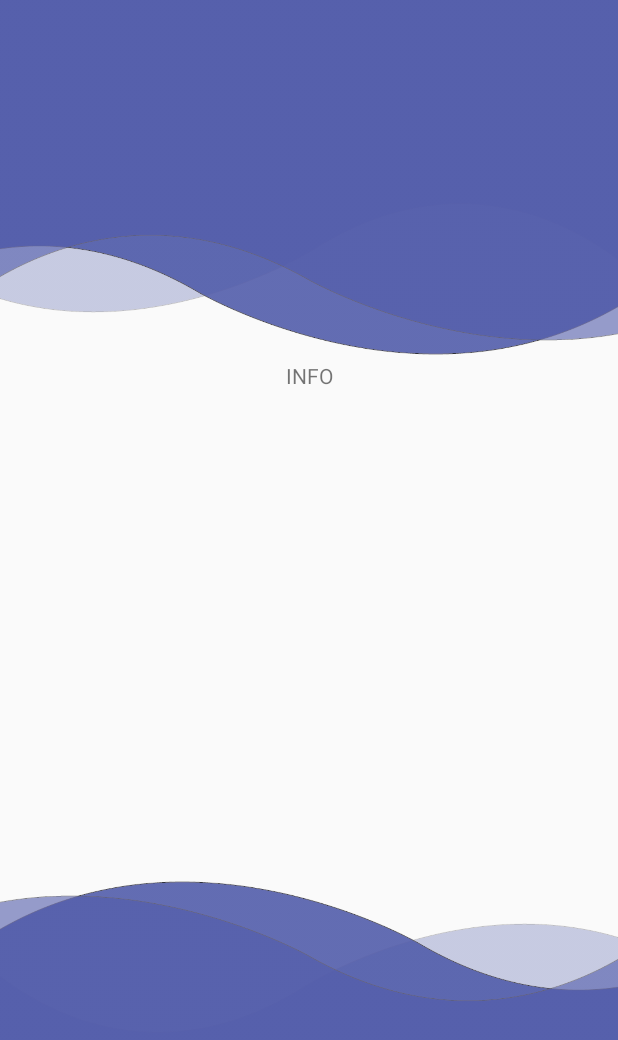
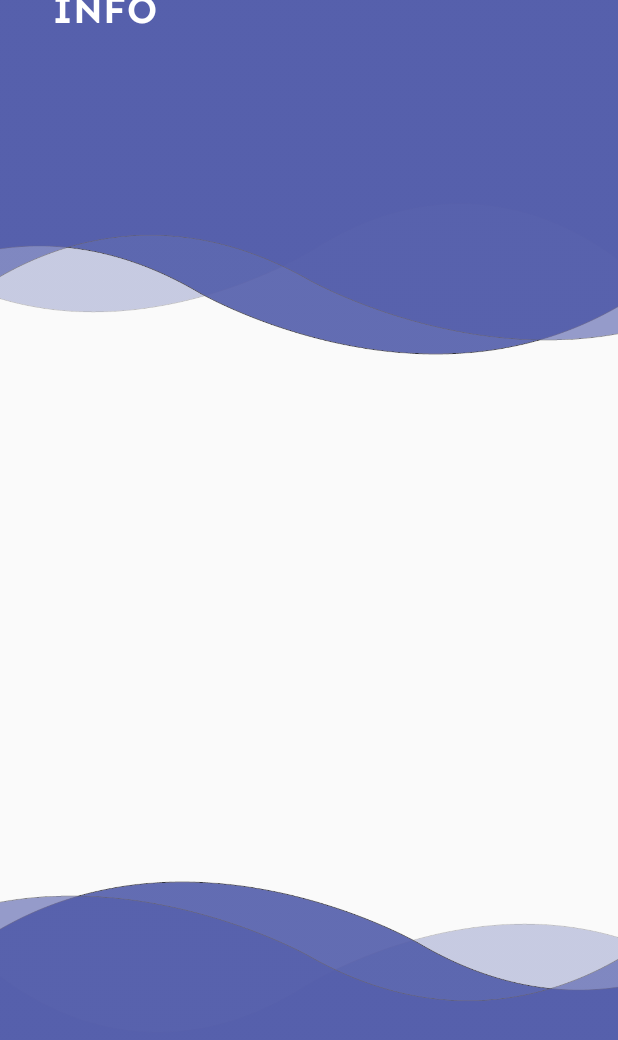
Before and after one commit to zeshannaveed568/CoughDetectionSystem, an Android app: the PatientInfoActivity screen opened directly, with no data from a screen before it, on a phone screen of 412 x 824 dp. Shown: the top 1040 px of the screen. Run offline under Robolectric (Android 15) with nearby library versions, the phone set to English and light mode, and no system bars.

Commit message:
Cough Dectection App

```diff
--- a/app/build.gradle
+++ b/app/build.gradle
@@ -40,6 +40,7 @@ dependencies {
     implementation 'com.google.android.material:material:1.6.1'
     implementation 'androidx.appcompat:appcompat:1.5.1'
     implementation 'androidx.constraintlayout:constraintlayout:2.1.4'
+    implementation 'com.google.firebase:firebase-common-ktx:20.2.0'
     testImplementation 'junit:junit:4.13.2'
     androidTestImplementation 'com.android.support.test:runner:1.0.2'
     androidTestImplementation 'com.android.support.test.espresso:espresso-core:3.0.2'
--- a/app/src/main/res/layout/activity_patient_info.xml
+++ b/app/src/main/res/layout/activity_patient_info.xml
@@ -21,20 +21,12 @@
 
 
     <androidx.constraintlayout.widget.ConstraintLayout
+        android:id="@+id/constraintLayout2"
         android:layout_width="match_parent"
         android:layout_height="500dp"
         app:layout_constraintEnd_toEndOf="parent"
         app:layout_constraintStart_toStartOf="parent"
         tools:layout_editor_absoluteY="202dp">
-
-        <TextView
-            android:layout_width="wrap_content"
-            android:layout_height="wrap_content"
-            android:text="INFO"
-            app:layout_constraintBottom_toBottomOf="parent"
-            app:layout_constraintEnd_toEndOf="parent"
-            app:layout_constraintStart_toStartOf="parent"
-            app:layout_constraintTop_toTopOf="parent" />
 
 
     </androidx.constraintlayout.widget.ConstraintLayout>
@@ -54,5 +46,20 @@
         app:layout_constraintVertical_bias="1.0"
         tools:ignore="MissingConstraints" />
 
+    <TextView
+        android:layout_width="wrap_content"
+        android:layout_height="wrap_content"
+        android:fontFamily="@font/senbold"
+        android:text="INFO"
+        android:textColor="@color/white"
+        android:textSize="26dp"
+        android:textStyle="bold"
+        app:layout_constraintBottom_toTopOf="@+id/constraintLayout2"
+        app:layout_constraintEnd_toEndOf="parent"
+        app:layout_constraintHorizontal_bias="0.102"
+        app:layout_constraintStart_toStartOf="parent"
+        app:layout_constraintTop_toTopOf="@+id/imageView"
+        app:layout_constraintVertical_bias="0.316" />
+
 
 </androidx.constraintlayout.widget.ConstraintLayout>
```
Also changed, not shown: app/src/main/java/com/example/pulmonarydisease/DoctorSignUpActivity.java (+107 -11 lines).
